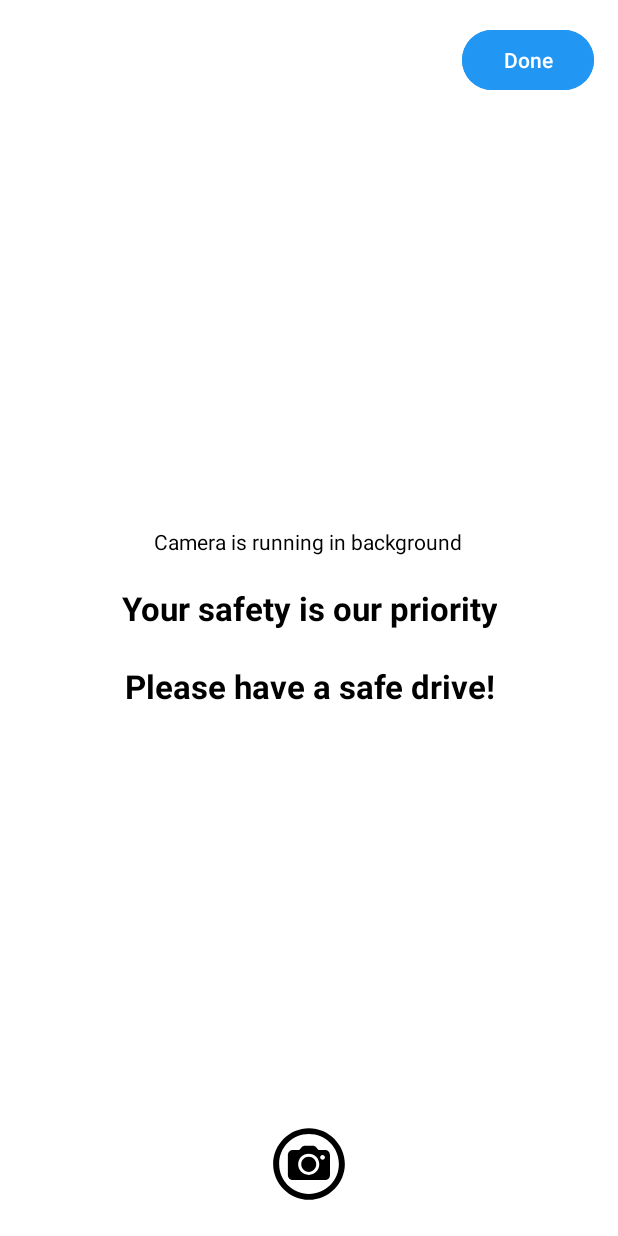
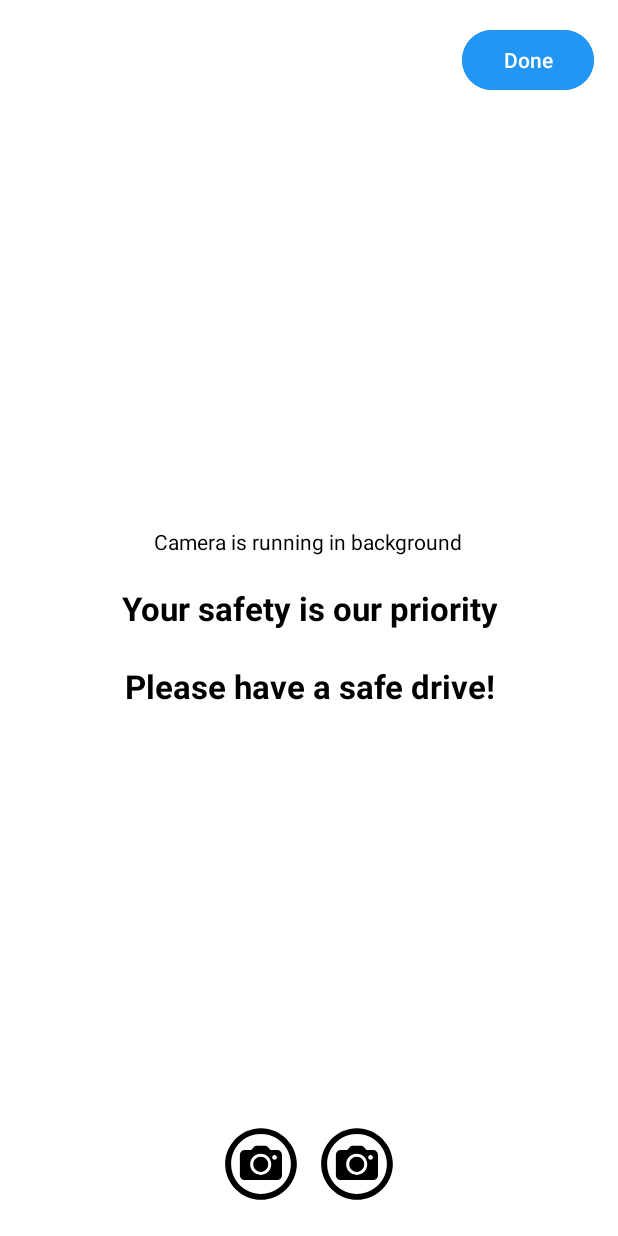
Before and after one commit to catyabut/CS490_DriveSense, an Android app: the layout activity_main_detection.xml on its own in the app's theme, with its tools: preview values and no code run, on a phone screen of 412 x 824 dp. Run offline under Robolectric (Android 15) with nearby library versions, the phone set to English and light mode, and no system bars; plain views replace PreviewView.

Commit message:
Added the recalibrate button

```diff
--- /dev/null
+++ b/app/src/main/res/drawable/ic_recalibrate.xml
@@ -0,0 +1,4 @@
+<?xml version="1.0" encoding="utf-8"?>
+<selector xmlns:android="http://schemas.android.com/apk/res/android">
+
+</selector>
--- a/app/src/main/res/layout/activity_main_detection.xml
+++ b/app/src/main/res/layout/activity_main_detection.xml
@@ -85,6 +85,16 @@
             android:background="@android:color/transparent"
             android:contentDescription="Toggle Camera"/>
 
+        <!-- Recalibrate Button -->
+        <ImageButton
+            android:id="@+id/recalibrateButton"
+            android:layout_width="64dp"
+            android:layout_height="64dp"
+            android:src="@drawable/ic_camera"
+            android:background="@android:color/transparent"
+            android:contentDescription="Recalibrate"/>
+
+
         <!-- Spacer between buttons -->
 
     </LinearLayout>
```
Also changed, not shown: app/src/main/java/com/example/cs490_drivesense/ActiveCalibrationActivity.java (+7 -1 lines).
